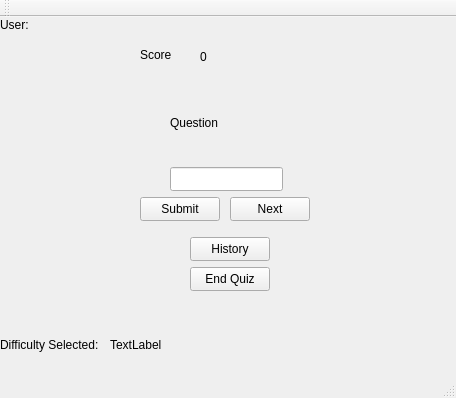
Before: the Qt Designer form MainUI.ui in CarsonV/MathQuizGenerator, drawn with Qt 5.
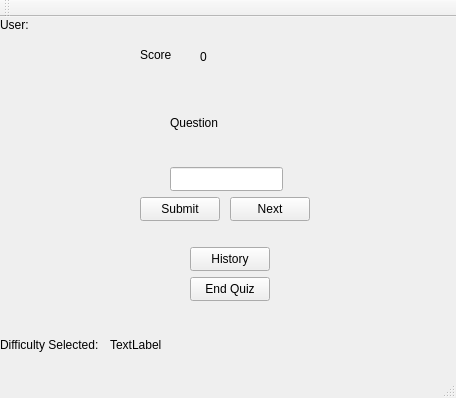
After: the same form once the commit is applied.

Diff of the .ui file:
```diff
--- a/MainUI.ui
+++ b/MainUI.ui
@@ -67,7 +67,7 @@
     <property name="geometry">
      <rect>
       <x>190</x>
-      <y>250</y>
+      <y>260</y>
       <width>80</width>
       <height>24</height>
      </rect>
@@ -158,7 +158,7 @@
     <property name="geometry">
      <rect>
       <x>190</x>
-      <y>220</y>
+      <y>230</y>
       <width>80</width>
       <height>24</height>
      </rect>
```
Left out of the diff: 19 changed lines with no effect on the pictures.
